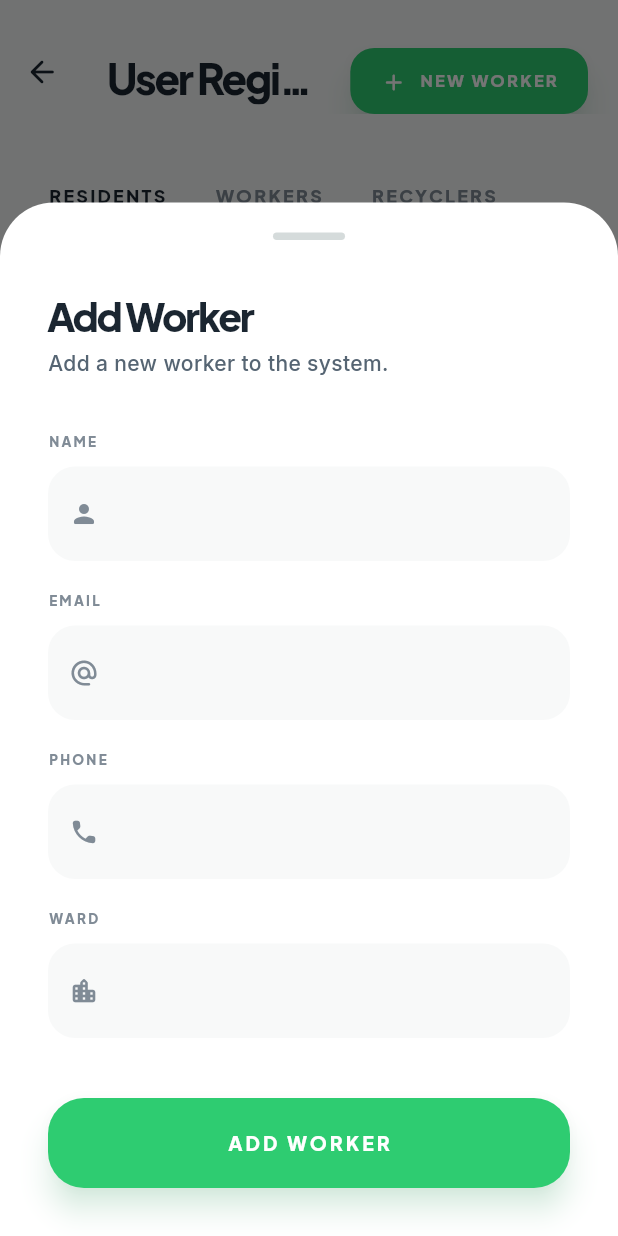
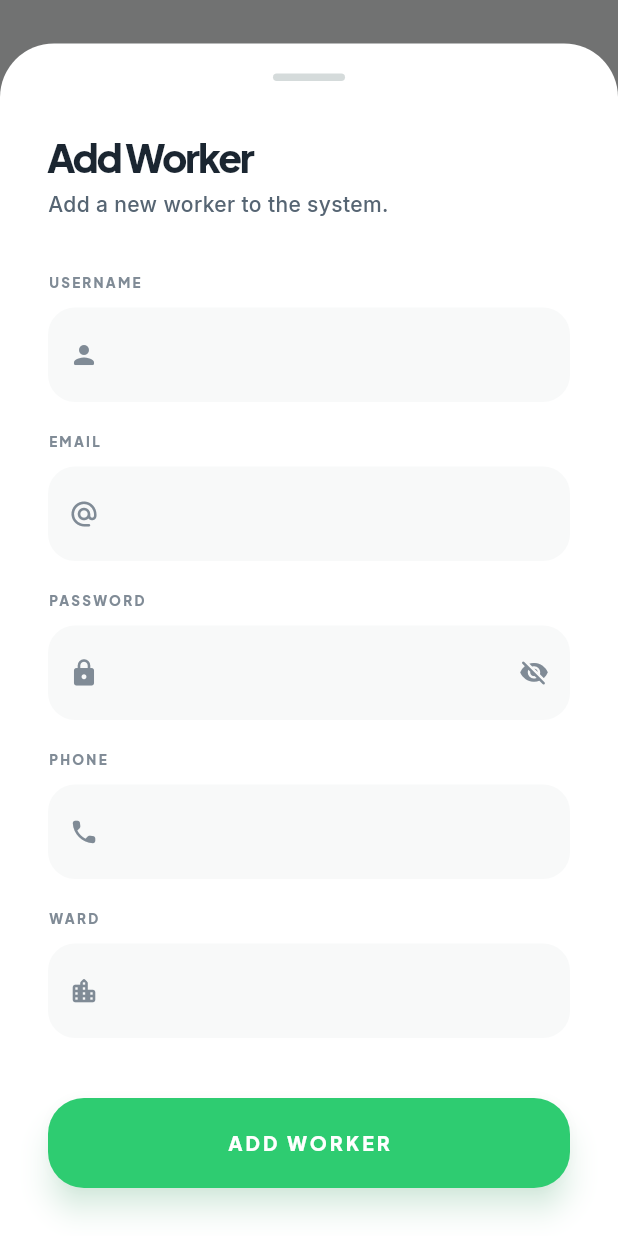
Before and after one commit to ShadaMaitexa/waste_management, a Flutter app: the AdminUserManagementScreen screen opened by its route, after a tap on "NEW WORKER", on a phone screen of 412 x 824 dp. Run offline on Flutter 3.47's test engine with Material 3 defaults, Android fonts, the phone set to English and light mode, and no system bars; our stand-ins replace fl_chart, google_fonts, shared_preferences, shimmer; accounts and stored records are empty.

```diff
--- a/lib/models/user.dart
+++ b/lib/models/user.dart
@@ -38,7 +38,13 @@ class User {
   String get address => ward.isNotEmpty ? 'Ward $ward' : '';
 
   factory User.fromJson(Map<String, dynamic> json) {
-    final userTypeStr = (json['role'] ?? 'resident').toString().toLowerCase();
+    String userTypeStr = (json['role'] ?? 'resident').toString().toLowerCase();
+
+    // Robust mapping for worker variations
+    if (userTypeStr == 'hks' || userTypeStr == 'staff' || userTypeStr == 'hks_worker') {
+      userTypeStr = 'worker';
+    }
+
     return User(
       id: (json['id'] ?? '').toString(),
       email: json['email'] ?? '',
--- a/lib/screens/admin/admin_user_management_screen.dart
+++ b/lib/screens/admin/admin_user_management_screen.dart
@@ -536,8 +536,10 @@ class _AdminUserManagementScreenState extends State<AdminUserManagementScreen> {
   void _showAddWorkerDialog() {
     final nameController = TextEditingController();
     final emailController = TextEditingController();
+    final passwordController = TextEditingController();
     final phoneController = TextEditingController();
     final wardController = TextEditingController();
+    bool obscurePassword = true;
 
     showModalBottomSheet(
       context: context,
@@ -578,9 +580,28 @@ class _AdminUserManagementScreenState extends State<AdminUserManagementScreen> {
                 ),
               ),
               const SizedBox(height: 36),
-              _buildDialogField('NAME', nameController, Icons.person_rounded),
+              _buildDialogField('USERNAME', nameController, Icons.person_rounded),
               const SizedBox(height: 20),
               _buildDialogField('EMAIL', emailController, Icons.alternate_email_rounded),
+              const SizedBox(height: 20),
+              StatefulBuilder(
+                builder: (context, setDialogState) {
+                  return _buildDialogField(
+                    'PASSWORD',
+                    passwordController,
+                    Icons.lock_rounded,
+                    obscureText: obscurePassword,
+                    suffixIcon: IconButton(
+                      icon: Icon(
+                        obscurePassword ? Icons.visibility_off_rounded : Icons.visibility_rounded,
+                        color: AppTheme.grey400,
+                        size: 20,
+                      ),
+                      onPressed: () => setDialogState(() => obscurePassword = !obscurePassword),
+                    ),
+                  );
+                }
+              ),
               const SizedBox(height: 20),
               _buildDialogField('PHONE', phoneController, Icons.phone_rounded),
               const SizedBox(height: 20),
@@ -590,11 +611,28 @@ class _AdminUserManagementScreenState extends State<AdminUserManagementScreen> {
                 width: double.infinity,
                 child: ElevatedButton(
                   onPressed: () async {
+                    if (nameController.text.isEmpty ||
+                        emailController.text.isEmpty ||
+                        passwordController.text.isEmpty ||
+                        phoneController.text.isEmpty ||
+                        wardController.text.isEmpty) {
+                      ScaffoldMessenger.of(context).showSnackBar(
+                        SnackBar(
+                          content: Text('Please fill all fields', style: GoogleFonts.inter(fontWeight: FontWeight.w700)),
+                          backgroundColor: AppTheme.error,
+                          behavior: SnackBarBehavior.floating,
+                          shape: RoundedRectangleBorder(borderRadius: BorderRadius.circular(16)),
+                        )
+                      );
+                      return;
+                    }
+
                     final success = await context.read<AdminService>().createHksWorker({
-                      'name': nameController.text,
+                      'username': nameController.text,
                       'email': emailController.text,
-                      'phone_number': phoneController.text,
-                      'ward_number': wardController.text,
+                      'password': passwordController.text,
+                      'phone': phoneController.text,
+                      'ward': wardController.text,
                       'role': 'worker',
                     });
                     if (context.mounted) {
@@ -641,7 +679,13 @@ class _AdminUserManagementScreenState extends State<AdminUserManagementScreen> {
     );
   }
 
-  Widget _buildDialogField(String label, TextEditingController controller, IconData icon) {
+  Widget _buildDialogField(
+    String label,
+    TextEditingController controller,
+    IconData icon, {
+    bool obscureText = false,
+    Widget? suffixIcon,
+  }) {
     return Column(
       crossAxisAlignment: CrossAxisAlignment.start,
       children: [
@@ -657,9 +701,11 @@ class _AdminUserManagementScreenState extends State<AdminUserManagementScreen> {
         const SizedBox(height: 10),
         TextField(
           controller: controller,
+          obscureText: obscureText,
           style: GoogleFonts.inter(fontWeight: FontWeight.w600, fontSize: 15, color: AppTheme.grey900),
           decoration: InputDecoration(
             prefixIcon: Icon(icon, size: 20, color: AppTheme.grey400),
+            suffixIcon: suffixIcon,
             filled: true,
             fillColor: AppTheme.grey50,
             border: OutlineInputBorder(
```
